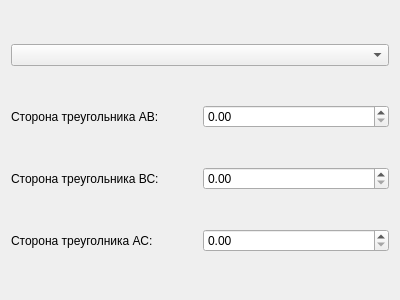
Above: trianglewidget.ui from DaTaDevo/QCode before the change. Below: the same form after it.
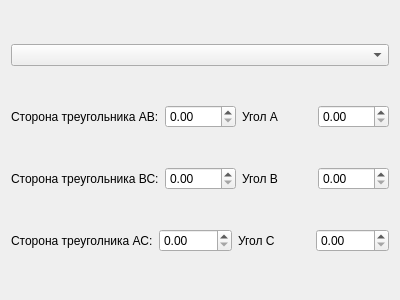
That is the form after the change.

```diff
--- a/trianglewidget.ui
+++ b/trianglewidget.ui
@@ -29,6 +29,16 @@
      <item>
       <widget class="QDoubleSpinBox" name="spinBoxAB"/>
      </item>
+     <item>
+      <widget class="QLabel" name="label_4">
+       <property name="text">
+        <string>Угол А</string>
+       </property>
+      </widget>
+     </item>
+     <item>
+      <widget class="QDoubleSpinBox" name="spinBoxA"/>
+     </item>
     </layout>
    </item>
    <item>
@@ -43,6 +53,16 @@
      <item>
       <widget class="QDoubleSpinBox" name="spinBoxBC"/>
      </item>
+     <item>
+      <widget class="QLabel" name="label_5">
+       <property name="text">
+        <string>Угол В</string>
+       </property>
+      </widget>
+     </item>
+     <item>
+      <widget class="QDoubleSpinBox" name="spinBoxB"/>
+     </item>
     </layout>
    </item>
    <item>
@@ -57,6 +77,16 @@
      <item>
       <widget class="QDoubleSpinBox" name="spinBoxAC"/>
      </item>
+     <item>
+      <widget class="QLabel" name="label_6">
+       <property name="text">
+        <string>Угол С</string>
+       </property>
+      </widget>
+     </item>
+     <item>
+      <widget class="QDoubleSpinBox" name="spinBoxC"/>
+     </item>
     </layout>
    </item>
   </layout>
```
